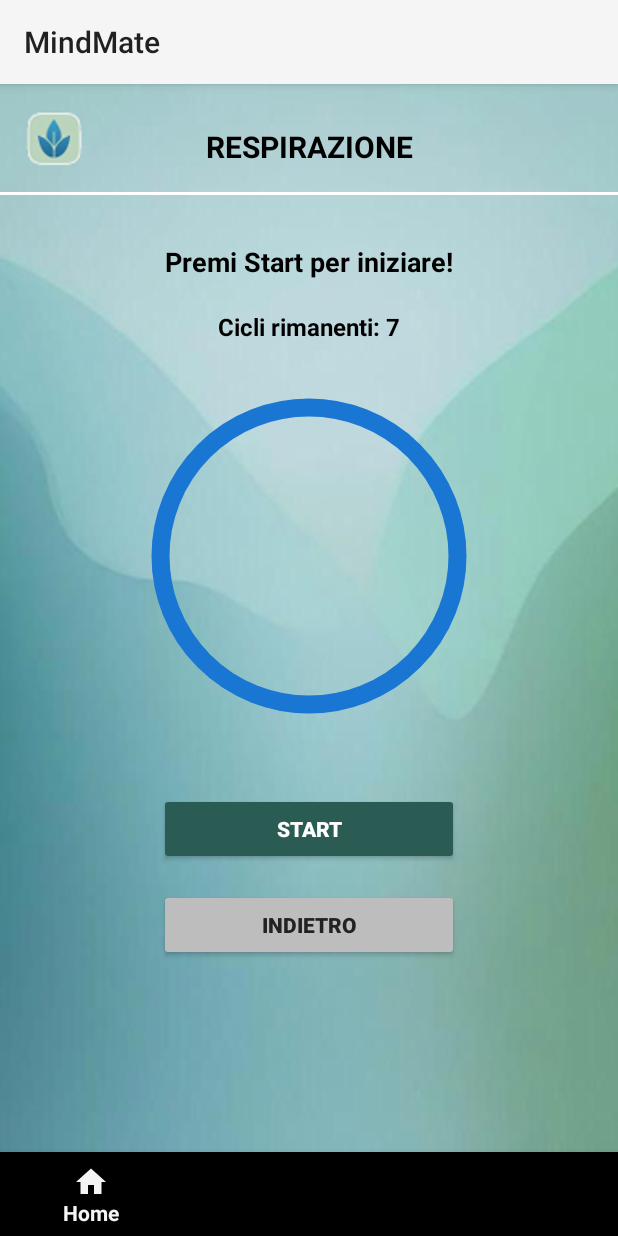
After one commit to Kevins2205/MindMate, an Android app: the fragment RespirazioneFragment placed in its activity, on a phone screen of 412 x 824 dp. The commit adds this screen. Run offline under Robolectric (Android 15) with nearby library versions, the phone set to English and light mode, and no system bars.

Commit message:
aggiunta task respirazione

```diff
--- a/app/src/main/java/com/example/mindmate/HomeFragment.java
+++ b/app/src/main/java/com/example/mindmate/HomeFragment.java
@@ -75,6 +75,29 @@ public class HomeFragment extends Fragment {
                 .addToBackStack(null)
                 .commit();
         });
+        ImageView pillRespira = root.findViewById(R.id.task2_img);
+        String dataOggiResp = new SimpleDateFormat("yyyy-MM-dd").format(new Date());
+        android.content.SharedPreferences prefs = requireContext().getSharedPreferences("mindmate_prefs", android.content.Context.MODE_PRIVATE);
+        boolean respirazioneCompletata = prefs.getBoolean("respirazione_completata_" + dataOggiResp, false);
+        View task2 = root.findViewById(R.id.task2);
+        if (respirazioneCompletata) {
+            pillRespira.setImageResource(R.drawable.pillgreen);
+            if (task2 != null) {
+                task2.setOnClickListener(v -> {
+                    android.widget.Toast.makeText(getContext(), "Hai già completato la respirazione oggi!", android.widget.Toast.LENGTH_LONG).show();
+                });
+            }
+        } else {
+            pillRespira.setImageResource(R.drawable.pill);
+            if (task2 != null) {
+                task2.setOnClickListener(v -> {
+                    FragmentTransaction ft = requireActivity().getSupportFragmentManager().beginTransaction();
+                    ft.replace(R.id.fragment_container, new RespirazioneFragment());
+                    ft.addToBackStack(null);
+                    ft.commit();
+                });
+            }
+        }
         return root;
     }
 }
--- /dev/null
+++ b/app/src/main/java/com/example/mindmate/RespirazioneFragment.java
@@ -0,0 +1,145 @@
+package com.example.mindmate;
+
+import android.os.Bundle;
+import android.os.CountDownTimer;
+import android.view.LayoutInflater;
+import android.view.View;
+import android.view.ViewGroup;
+import android.widget.Button;
+import android.widget.TextView;
+import androidx.annotation.NonNull;
+import androidx.annotation.Nullable;
+import androidx.fragment.app.Fragment;
+import com.example.mindmate.ui.CerchioAnimatoView;
+
+public class RespirazioneFragment extends Fragment {
+    private TextView textIstruzione;
+    private TextView textCicliRimanenti;
+    private CerchioAnimatoView cerchioAnimato;
+    private Button buttonStart;
+    private Button buttonIndietro;
+    private CountDownTimer timer;
+    private int fase = 0;
+    private int NUM_CICLI = 7;
+    private final FaseRespiro[] fasi = new FaseRespiro[] {
+            new FaseRespiro("Inspira 5 secondi...", CerchioAnimatoView.StatoRespiro.INSPIRA, 5000L),
+            new FaseRespiro("Trattieni 5 secondi...", CerchioAnimatoView.StatoRespiro.TRATTIENI, 5000L),
+            new FaseRespiro("Espira 5 secondi...", CerchioAnimatoView.StatoRespiro.ESPIRA, 5000L)
+    };
+    private long tempoTotale = 60 * 1000L; // 1 minuto
+    private long tempoTrascorso = 0L;
+
+    private int getCicliPerEmoji() {
+        // Indici: 0=😔, 1=😍, 2=😊, 3=😰, 4=😭, 5=🤔, 6=😡, 7=😴, 8=😅
+        int emojiIndex = -1;
+        String dataOggi = new java.text.SimpleDateFormat("yyyy-MM-dd").format(new java.util.Date());
+        if (com.example.mindmate.DiarioFragment.noteTemporanee != null) {
+            for (Object obj : com.example.mindmate.DiarioFragment.noteTemporanee) {
+                if (obj instanceof com.example.mindmate.DiarioFragment.NotaTemp) {
+                    com.example.mindmate.DiarioFragment.NotaTemp n = (com.example.mindmate.DiarioFragment.NotaTemp) obj;
+                    if (n.data.equals(dataOggi)) {
+                        emojiIndex = n.emojiIndex;
+                        break;
+                    }
+                }
+            }
+        }
+        // Felici: 1,2,8 | Tristi: 0,3,4,6 | Neutre: 5,7
+        if (emojiIndex == 1 || emojiIndex == 2 || emojiIndex == 8) return 2; // Felice
+        if (emojiIndex == 0 || emojiIndex == 3 || emojiIndex == 4 || emojiIndex == 6) return 12; // Triste/ansioso
+        if (emojiIndex == 5 || emojiIndex == 7) return 7; // Neutro
+        return 7; // Default
+    }
+
+    @Nullable
+    @Override
+    public View onCreateView(@NonNull LayoutInflater inflater, @Nullable ViewGroup container, @Nullable Bundle savedInstanceState) {
+        NUM_CICLI = getCicliPerEmoji();
+        View view = inflater.inflate(R.layout.fragment_respirazione, container, false);
+        textIstruzione = view.findViewById(R.id.textIstruzione);
+        textCicliRimanenti = view.findViewById(R.id.textCicliRimanenti);
+        cerchioAnimato = view.findViewById(R.id.cerchioAnimato);
+        buttonStart = view.findViewById(R.id.buttonStart);
+        buttonIndietro = view.findViewById(R.id.buttonIndietro);
+        buttonStart.setOnClickListener(v -> avviaRespirazione());
+        buttonIndietro.setOnClickListener(v -> requireActivity().getSupportFragmentManager().popBackStack());
+        resetSchermata();
+        return view;
+    }
+
+    private void avviaRespirazione() {
+        fase = 0;
+        tempoTrascorso = 0L;
+        buttonStart.setEnabled(false);
+        aggiornaCicliRimanenti();
+        eseguiFase();
+    }
+
+    private void eseguiFase() {
+        if (tempoTrascorso >= tempoTotale || fase / fasi.length >= NUM_CICLI) {
+            textIstruzione.setText("Esercizio completato!");
+            cerchioAnimato.impostaStato(CerchioAnimatoView.StatoRespiro.FERMO, 0, "");
+            buttonStart.setEnabled(true);
+            textCicliRimanenti.setText("Cicli rimanenti: 0");
+            salvaCompletamentoRespirazione();
+            return;
+        }
+        FaseRespiro faseAttuale = fasi[fase % fasi.length];
+        textIstruzione.setText(faseAttuale.testo);
+        cerchioAnimato.impostaStato(faseAttuale.stato, faseAttuale.durata, "");
+        aggiornaCicliRimanenti();
+        if (timer != null) timer.cancel();
+        timer = new CountDownTimer(faseAttuale.durata, 100) {
+            @Override
+            public void onTick(long millisUntilFinished) {
+                int secondi = (int) (millisUntilFinished / 1000);
+                int centesimi = (int) ((millisUntilFinished % 1000) / 100);
+                cerchioAnimato.aggiornaTimer(String.format("-%02d:%02d", secondi, centesimi));
+            }
+            @Override
+            public void onFinish() {
+                tempoTrascorso += faseAttuale.durata;
+                fase++;
+                eseguiFase();
+            }
+        };
+        timer.start();
+    }
+
+    private void resetSchermata() {
+        textIstruzione.setText("Premi Start per iniziare!");
+        cerchioAnimato.impostaStato(CerchioAnimatoView.StatoRespiro.FERMO, 0, "");
+        cerchioAnimato.aggiornaTimer("");
+        buttonStart.setEnabled(true);
+        textCicliRimanenti.setText("Cicli rimanenti: " + NUM_CICLI);
+    }
+
+    @Override
+    public void onDestroyView() {
+        super.onDestroyView();
+        if (timer != null) timer.cancel();
+    }
+
+    private void aggiornaCicliRimanenti() {
+        int cicliRimasti = NUM_CICLI - (fase / fasi.length);
+        if (cicliRimasti < 0) cicliRimasti = 0;
+        textCicliRimanenti.setText("Cicli rimanenti: " + cicliRimasti);
+    }
+
+    private void salvaCompletamentoRespirazione() {
+        String dataOggi = new java.text.SimpleDateFormat("yyyy-MM-dd").format(new java.util.Date());
+        android.content.SharedPreferences prefs = requireContext().getSharedPreferences("mindmate_prefs", android.content.Context.MODE_PRIVATE);
+        prefs.edit().putBoolean("respirazione_completata_" + dataOggi, true).apply();
+    }
+
+    private static class FaseRespiro {
+        String testo;
+        CerchioAnimatoView.StatoRespiro stato;
+        long durata;
+        FaseRespiro(String testo, CerchioAnimatoView.StatoRespiro stato, long durata) {
+            this.testo = testo;
+            this.stato = stato;
+            this.durata = durata;
+        }
+    }
+}
--- /dev/null
+++ b/app/src/main/java/com/example/mindmate/ui/CerchioAnimatoView.java
@@ -0,0 +1,103 @@
+package com.example.mindmate.ui;
+
+import android.animation.ValueAnimator;
+import android.content.Context;
+import android.graphics.Canvas;
+import android.graphics.Color;
+import android.graphics.Paint;
+import android.util.AttributeSet;
+import android.view.View;
+
+public class CerchioAnimatoView extends View {
+    public enum StatoRespiro { INSPIRA, TRATTIENI, ESPIRA, FERMO }
+
+    private StatoRespiro stato = StatoRespiro.FERMO;
+    private int colore = Color.BLUE;
+    private String testoTimer = "";
+    private float progress = 1f; // 1f = cerchio pieno, 0.5f = metà
+    private ValueAnimator animator;
+    private Paint paint;
+    private Paint paintText;
+
+    public CerchioAnimatoView(Context context) {
+        super(context);
+        init();
+    }
+    public CerchioAnimatoView(Context context, AttributeSet attrs) {
+        super(context, attrs);
+        init();
+    }
+    public CerchioAnimatoView(Context context, AttributeSet attrs, int defStyleAttr) {
+        super(context, attrs, defStyleAttr);
+        init();
+    }
+    private void init() {
+        paint = new Paint(Paint.ANTI_ALIAS_FLAG);
+        paint.setStyle(Paint.Style.STROKE);
+        paint.setStrokeWidth(18f);
+        paint.setColor(colore);
+        paintText = new Paint(Paint.ANTI_ALIAS_FLAG);
+        paintText.setColor(Color.WHITE);
+        paintText.setTextSize(48f);
+        paintText.setTextAlign(Paint.Align.CENTER);
+    }
+
+    public void impostaStato(StatoRespiro stato, long durata, String testo) {
+        this.stato = stato;
+        this.testoTimer = testo;
+        switch (stato) {
+            case INSPIRA:
+                colore = Color.parseColor("#1976D2");
+                animaCerchio(0.5f, 1f, durata);
+                break;
+            case TRATTIENI:
+                colore = Color.parseColor("#FFD600");
+                fermaAnimazione(1f);
+                break;
+            case ESPIRA:
+                colore = Color.parseColor("#43A047");
+                animaCerchio(1f, 0.5f, durata);
+                break;
+            case FERMO:
+                colore = Color.parseColor("#1976D2");
+                fermaAnimazione(1f);
+                break;
+        }
+        paint.setColor(colore);
+        invalidate();
+    }
+
+    public void aggiornaTimer(String testo) {
+        this.testoTimer = testo;
+        invalidate();
+    }
+
+    private void animaCerchio(float da, float a, long durata) {
+        if (animator != null) animator.cancel();
+        animator = ValueAnimator.ofFloat(da, a);
+        animator.setDuration(durata);
+        animator.addUpdateListener(animation -> {
+            progress = (float) animation.getAnimatedValue();
+            invalidate();
+        });
+        animator.start();
+    }
+
+    private void fermaAnimazione(float valore) {
+        if (animator != null) animator.cancel();
+        progress = valore;
+        invalidate();
+    }
+
+    @Override
+    protected void onDraw(Canvas canvas) {
+        super.onDraw(canvas);
+        float raggio = (Math.min(getWidth(), getHeight()) / 2f * progress * 0.9f);
+        float cx = getWidth() / 2f;
+        float cy = getHeight() / 2f;
+        canvas.drawCircle(cx, cy, raggio, paint);
+        if (testoTimer != null && !testoTimer.isEmpty()) {
+            canvas.drawText(testoTimer, cx, cy + paintText.getTextSize() / 3, paintText);
+        }
+    }
+}
--- /dev/null
+++ b/app/src/main/res/layout/fragment_respirazione.xml
@@ -0,0 +1,112 @@
+<?xml version="1.0" encoding="utf-8"?>
+<androidx.constraintlayout.widget.ConstraintLayout xmlns:android="http://schemas.android.com/apk/res/android"
+    xmlns:app="http://schemas.android.com/apk/res-auto"
+    android:layout_width="match_parent"
+    android:layout_height="match_parent"
+    android:background="@drawable/image30">
+
+    <!-- Logo in alto a sinistra -->
+    <ImageView
+        android:id="@+id/logoMindMate"
+        android:layout_width="40dp"
+        android:layout_height="40dp"
+        android:src="@drawable/logomindmate"
+        android:contentDescription="Logo MindMate"
+        android:layout_marginStart="16dp"
+        android:layout_marginTop="16dp"
+        app:layout_constraintStart_toStartOf="parent"
+        app:layout_constraintTop_toTopOf="parent" />
+
+    <!-- Titolo centrato -->
+    <TextView
+        android:id="@+id/textRespirazioneTitle"
+        android:layout_width="wrap_content"
+        android:layout_height="wrap_content"
+        android:text="RESPIRAZIONE"
+        android:textColor="@android:color/black"
+        android:textSize="20sp"
+        android:textStyle="bold"
+        app:layout_constraintTop_toTopOf="parent"
+        app:layout_constraintStart_toStartOf="parent"
+        app:layout_constraintEnd_toEndOf="parent"
+        android:layout_marginTop="28dp"
+        app:layout_constraintHorizontal_bias="0.5" />
+
+    <!-- Linea bianca sotto -->
+    <View
+        android:id="@+id/headerLine"
+        android:layout_width="0dp"
+        android:layout_height="2dp"
+        android:background="#FFFFFF"
+        app:layout_constraintTop_toBottomOf="@id/logoMindMate"
+        app:layout_constraintStart_toStartOf="parent"
+        app:layout_constraintEnd_toEndOf="parent"
+        android:layout_marginTop="16dp" />
+
+    <!-- Testo che cambia -->
+    <TextView
+        android:id="@+id/textIstruzione"
+        android:layout_width="wrap_content"
+        android:layout_height="wrap_content"
+        android:text="Premi Start per iniziare!"
+        android:textColor="@android:color/black"
+        android:textSize="18sp"
+        android:textStyle="bold"
+        app:layout_constraintTop_toBottomOf="@id/headerLine"
+        app:layout_constraintStart_toStartOf="parent"
+        app:layout_constraintEnd_toEndOf="parent"
+        android:layout_marginTop="32dp" />
+
+    <!-- Testo cicli rimanenti -->
+    <TextView
+        android:id="@+id/textCicliRimanenti"
+        android:layout_width="wrap_content"
+        android:layout_height="wrap_content"
+        android:text="Cicli rimanenti: 12"
+        android:textColor="@android:color/black"
+        android:textSize="16sp"
+        android:textStyle="bold"
+        app:layout_constraintTop_toBottomOf="@id/textIstruzione"
+        app:layout_constraintStart_toStartOf="parent"
+        app:layout_constraintEnd_toEndOf="parent"
+        android:layout_marginTop="20dp" />
+
+    <!-- Cerchio animato custom -->
+    <com.example.mindmate.ui.CerchioAnimatoView
+        android:id="@+id/cerchioAnimato"
+        android:layout_width="220dp"
+        android:layout_height="220dp"
+        app:layout_constraintTop_toBottomOf="@id/textCicliRimanenti"
+        app:layout_constraintStart_toStartOf="parent"
+        app:layout_constraintEnd_toEndOf="parent"
+        android:layout_marginTop="32dp" />
+
+    <!-- Bottone Start -->
+    <Button
+        android:id="@+id/buttonStart"
+        android:layout_width="200dp"
+        android:layout_height="48dp"
+        android:text="Start"
+        android:textStyle="bold"
+        android:backgroundTint="#2B5C53"
+        android:textColor="#FFF"
+        app:layout_constraintTop_toBottomOf="@id/cerchioAnimato"
+        app:layout_constraintStart_toStartOf="parent"
+        app:layout_constraintEnd_toEndOf="parent"
+        android:layout_marginTop="48dp" />
+
+    <!-- Bottone Indietro -->
+    <Button
+        android:id="@+id/buttonIndietro"
+        android:layout_width="200dp"
+        android:layout_height="48dp"
+        android:text="Indietro"
+        android:textStyle="bold"
+        android:backgroundTint="#BDBDBD"
+        android:textColor="#222"
+        app:layout_constraintTop_toBottomOf="@id/buttonStart"
+        app:layout_constraintStart_toStartOf="parent"
+        app:layout_constraintEnd_toEndOf="parent"
+        android:layout_marginTop="16dp" />
+
+</androidx.constraintlayout.widget.ConstraintLayout>
```
Also changed, not shown: app/src/main/res/values/strings.xml (+8 -0 lines).
